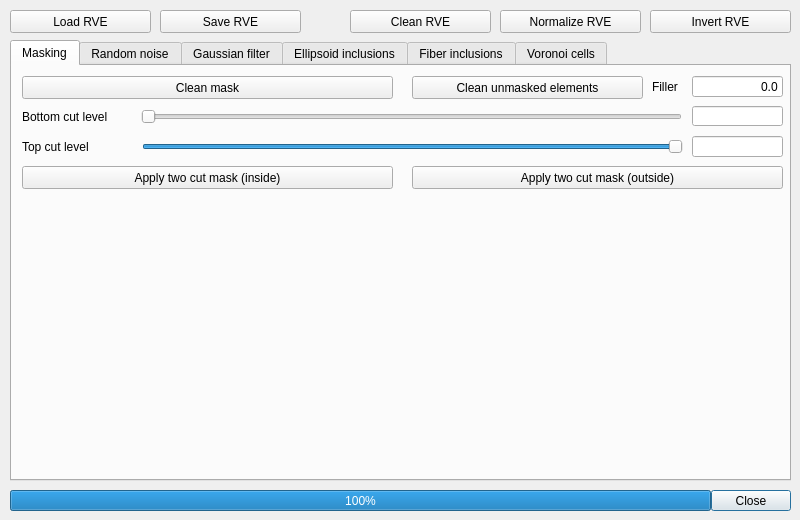
Old version of the form RandomFieldGenerator/UI/volumeglrenderrveeditdialog.ui in the repository NazariyJaworskiGitHub/physicalenvironmentdesign.
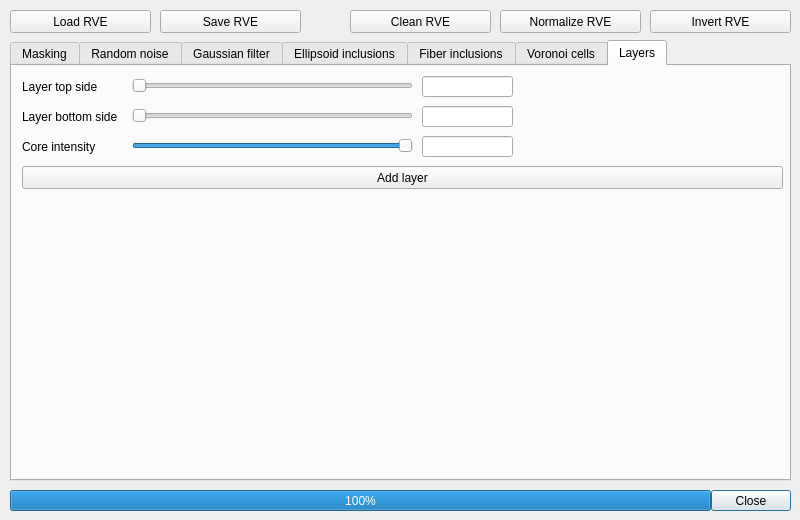
New version of the form. The open tabs and pages were chosen to show the change.

What changed in the file:
```diff
--- a/RandomFieldGenerator/UI/volumeglrenderrveeditdialog.ui
+++ b/RandomFieldGenerator/UI/volumeglrenderrveeditdialog.ui
@@ -2000,6 +2000,177 @@
      </property>
     </widget>
    </widget>
+   <widget class="QWidget" name="Layers">
+    <attribute name="title">
+     <string>Layers</string>
+    </attribute>
+    <widget class="QSlider" name="LayerTopSideSlider_Layer">
+     <property name="geometry">
+      <rect>
+       <x>120</x>
+       <y>9</y>
+       <width>281</width>
+       <height>21</height>
+      </rect>
+     </property>
+     <property name="minimum">
+      <number>0</number>
+     </property>
+     <property name="maximum">
+      <number>179</number>
+     </property>
+     <property name="value">
+      <number>0</number>
+     </property>
+     <property name="orientation">
+      <enum>Qt::Horizontal</enum>
+     </property>
+    </widget>
+    <widget class="QLineEdit" name="LayerTopSideLineEdit_Layer">
+     <property name="geometry">
+      <rect>
+       <x>410</x>
+       <y>10</y>
+       <width>91</width>
+       <height>21</height>
+      </rect>
+     </property>
+     <property name="dragEnabled">
+      <bool>false</bool>
+     </property>
+     <property name="readOnly">
+      <bool>true</bool>
+     </property>
+    </widget>
+    <widget class="QLabel" name="LayerBottomSideLabel_Layer">
+     <property name="geometry">
+      <rect>
+       <x>10</x>
+       <y>40</y>
+       <width>101</width>
+       <height>21</height>
+      </rect>
+     </property>
+     <property name="text">
+      <string>Layer bottom side</string>
+     </property>
+    </widget>
+    <widget class="QLineEdit" name="LayerBottomSideLineEdit_Layer">
+     <property name="geometry">
+      <rect>
+       <x>410</x>
+       <y>40</y>
+       <width>91</width>
+       <height>21</height>
+      </rect>
+     </property>
+     <property name="dragEnabled">
+      <bool>false</bool>
+     </property>
+     <property name="readOnly">
+      <bool>true</bool>
+     </property>
+    </widget>
+    <widget class="QLabel" name="LayerTopSideLabel_Layer">
+     <property name="geometry">
+      <rect>
+       <x>10</x>
+       <y>10</y>
+       <width>101</width>
+       <height>21</height>
+      </rect>
+     </property>
+     <property name="text">
+      <string>Layer top side</string>
+     </property>
+    </widget>
+    <widget class="QSlider" name="LayerBottomSideSlider_Layer">
+     <property name="geometry">
+      <rect>
+       <x>120</x>
+       <y>39</y>
+       <width>281</width>
+       <height>21</height>
+      </rect>
+     </property>
+     <property name="minimum">
+      <number>0</number>
+     </property>
+     <property name="maximum">
+      <number>179</number>
+     </property>
+     <property name="value">
+      <number>0</number>
+     </property>
+     <property name="orientation">
+      <enum>Qt::Horizontal</enum>
+     </property>
+    </widget>
+    <widget class="QSlider" name="CoreIntensitySlider_Layer">
+     <property name="geometry">
+      <rect>
+       <x>120</x>
+       <y>69</y>
+       <width>281</width>
+       <height>21</height>
+      </rect>
+     </property>
+     <property name="minimum">
+      <number>1</number>
+     </property>
+     <property name="maximum">
+      <number>100</number>
+     </property>
+     <property name="value">
+      <number>100</number>
+     </property>
+     <property name="orientation">
+      <enum>Qt::Horizontal</enum>
+     </property>
+    </widget>
+    <widget class="QLineEdit" name="CoreIntensityLineEdit_Layer">
+     <property name="geometry">
+      <rect>
+       <x>410</x>
+       <y>70</y>
+       <width>91</width>
+       <height>21</height>
+      </rect>
+     </property>
+     <property name="dragEnabled">
+      <bool>false</bool>
+     </property>
+     <property name="readOnly">
+      <bool>true</bool>
+     </property>
+    </widget>
+    <widget class="QLabel" name="CoreIntensityLabel_Layer">
+     <property name="geometry">
+      <rect>
+       <x>10</x>
+       <y>70</y>
+       <width>101</width>
+       <height>21</height>
+      </rect>
+     </property>
+     <property name="text">
+      <string>Core intensity</string>
+     </property>
+    </widget>
+    <widget class="QPushButton" name="addLayerButton_Layer">
+     <property name="geometry">
+      <rect>
+       <x>10</x>
+       <y>100</y>
+       <width>761</width>
+       <height>23</height>
+      </rect>
+     </property>
+     <property name="text">
+      <string>Add layer</string>
+     </property>
+    </widget>
+   </widget>
   </widget>
   <widget class="QPushButton" name="LoadRVEButton">
    <property name="geometry">
```
